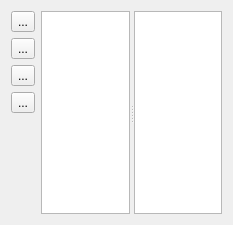
First picture: the form in Qt/lib/mywidgets/filemanager/ui/filemanager.ui, repository RinatB2017/mega_GIT, before the edit.
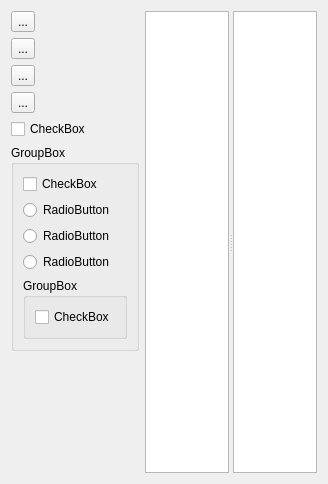
Second picture: the form after the edit.

Diff of the .ui file:
```diff
--- a/Qt/lib/mywidgets/filemanager/ui/filemanager.ui
+++ b/Qt/lib/mywidgets/filemanager/ui/filemanager.ui
@@ -6,8 +6,8 @@
    <rect>
     <x>0</x>
     <y>0</y>
-    <width>233</width>
-    <height>225</height>
+    <width>328</width>
+    <height>484</height>
    </rect>
   </property>
   <property name="windowTitle">
@@ -44,6 +44,66 @@
        </property>
       </widget>
      </item>
+     <item>
+      <widget class="QCheckBox" name="checkBox_1">
+       <property name="text">
+        <string>CheckBox</string>
+       </property>
+      </widget>
+     </item>
+     <item>
+      <widget class="QGroupBox" name="groupBox">
+       <property name="title">
+        <string>GroupBox</string>
+       </property>
+       <layout class="QVBoxLayout" name="verticalLayout_2">
+        <item>
+         <widget class="QCheckBox" name="checkBox_2">
+          <property name="text">
+           <string>CheckBox</string>
+          </property>
+         </widget>
+        </item>
+        <item>
+         <widget class="QRadioButton" name="radioButton">
+          <property name="text">
+           <string>RadioButton</string>
+          </property>
+         </widget>
+        </item>
+        <item>
+         <widget class="QRadioButton" name="radioButton_2">
+          <property name="text">
+           <string>RadioButton</string>
+          </property>
+         </widget>
+        </item>
+        <item>
+         <widget class="QRadioButton" name="radioButton_3">
+          <property name="text">
+           <string>RadioButton</string>
+          </property>
+         </widget>
+        </item>
+        <item>
+         <widget class="QGroupBox" name="groupBox_2">
+          <property name="title">
+           <string>GroupBox</string>
+          </property>
+          <layout class="QVBoxLayout" name="verticalLayout_3">
+           <item>
+            <widget class="QCheckBox" name="checkBox_3">
+             <property name="text">
+              <string>CheckBox</string>
+             </property>
+            </widget>
+           </item>
+          </layout>
+         </widget>
+        </item>
+       </layout>
+      </widget>
+     </item>
      <item>
       <spacer name="verticalSpacer">
        <property name="orientation">
```
